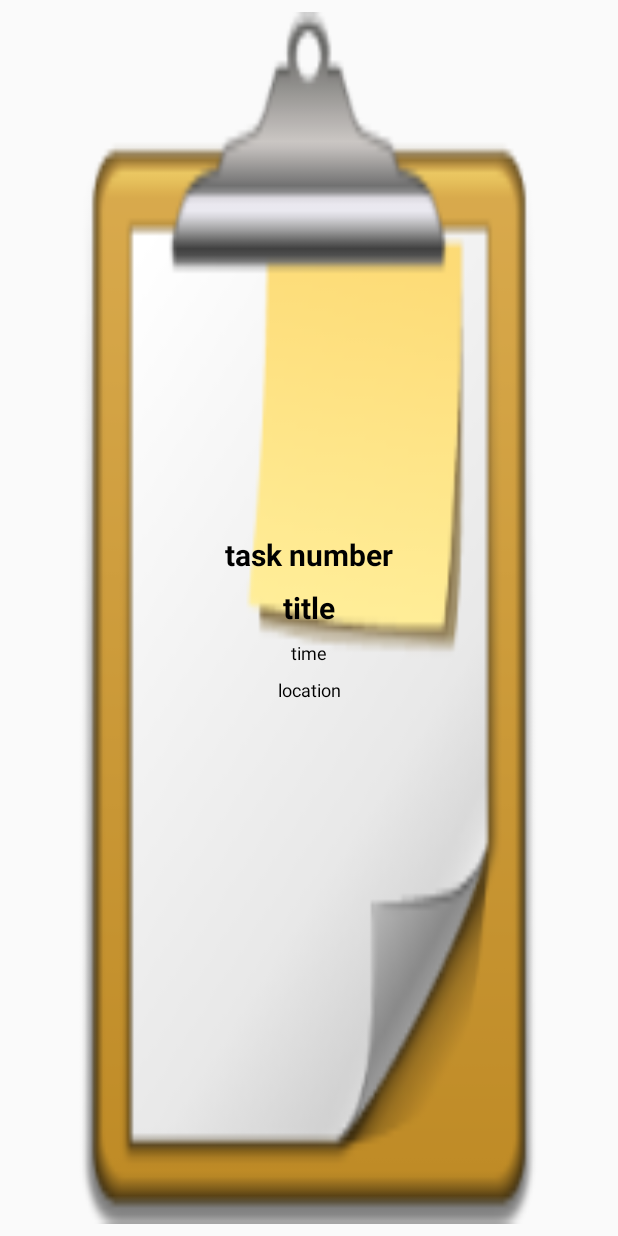
After one commit to drorifar/RememberToDo, an Android app: the layout widget_layout.xml on its own in the app's theme, with its tools: preview values and no code run, on a phone screen of 412 x 824 dp. The commit adds this screen. Run offline under Robolectric (Android 15) with nearby library versions, the phone set to English and light mode, and no system bars.

Commit message:
desktop widget

```diff
--- /dev/null
+++ b/RememberToDo/src/main/res/layout/widget_layout.xml
@@ -0,0 +1,77 @@
+<?xml version="1.0" encoding="utf-8"?>
+<LinearLayout xmlns:android="http://schemas.android.com/apk/res/android"
+    android:id="@+id/layout"
+    android:layout_width="fill_parent"
+    android:layout_height="fill_parent"
+    android:layout_margin="8dip"
+    android:background="@drawable/task"
+    android:orientation="vertical">
+
+    <LinearLayout
+        android:orientation="vertical"
+        android:layout_width="match_parent"
+        android:layout_height="wrap_content"
+        android:layout_weight="1"
+        android:layout_gravity="center"
+        android:gravity="center_vertical"
+        android:weightSum="1">
+
+        <TextView
+            android:id="@+id/taskNum"
+            style="@android:style/TextAppearance.Medium"
+            android:layout_width="wrap_content"
+            android:layout_height="wrap_content"
+            android:layout_gravity="center"
+            android:gravity="center_horizontal|center_vertical"
+            android:layout_margin="4dip"
+            android:textSize="20sp"
+            android:textIsSelectable="false"
+            android:text="task number"
+            android:textColor="#000000"
+            android:textStyle="bold">
+        </TextView>
+
+        <TextView
+            android:id="@+id/title"
+            style="@android:style/TextAppearance.Medium"
+            android:layout_width="match_parent"
+            android:layout_height="wrap_content"
+            android:layout_gravity="center"
+            android:gravity="center_horizontal|center_vertical"
+            android:layout_margin="4dip"
+            android:textSize="20sp"
+            android:textIsSelectable="false"
+            android:text="title"
+            android:textColor="#000000"
+            android:textStyle="bold">
+        </TextView>
+
+        <TextView
+            android:id="@+id/time"
+            style="@android:style/TextAppearance.Medium"
+            android:layout_width="fill_parent"
+            android:layout_height="wrap_content"
+            android:layout_gravity="center"
+            android:gravity="center_horizontal|center_vertical"
+            android:layout_margin="4dip"
+            android:textSize="12sp"
+            android:text="time"
+            android:textColor="#000000">
+        </TextView>
+
+        <TextView
+            android:id="@+id/location"
+            style="@android:style/TextAppearance.Medium"
+            android:layout_width="match_parent"
+            android:layout_height="wrap_content"
+            android:layout_gravity="center"
+            android:gravity="center_horizontal|center_vertical"
+            android:layout_margin="4dip"
+            android:textSize="12sp"
+            android:text="location"
+            android:textColor="#000000">
+        </TextView>
+
+    </LinearLayout>
+
+</LinearLayout>
--- a/RememberToDo/src/main/res/values/styles.xml
+++ b/RememberToDo/src/main/res/values/styles.xml
@@ -7,7 +7,6 @@
         <item name="android:icon">@android:color/transparent</item>
     </style>
 
-    <color name="white">#fff00000</color>
-
+    <color name="red">#fff00000</color>
 
 </resources>
```
Also changed, not shown: RememberToDo/src/main/AndroidManifest.xml (+10 -0 lines), RememberToDo/src/main/java/il/ac/shenkar/remember_to_do/MyWidgetProvider.java (added, +70 -0 lines), RememberToDo/src/main/res/xml/widget_info.xml (added, +9 -0 lines), RememberToDo/src/main/res/drawable-xhdpi/task.png (added).
